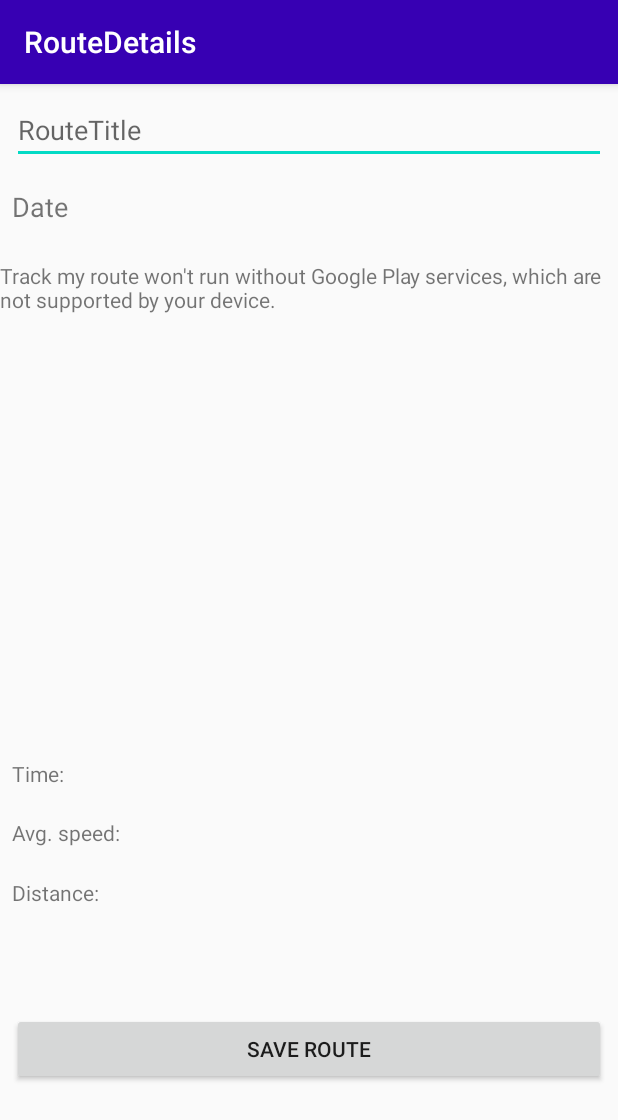
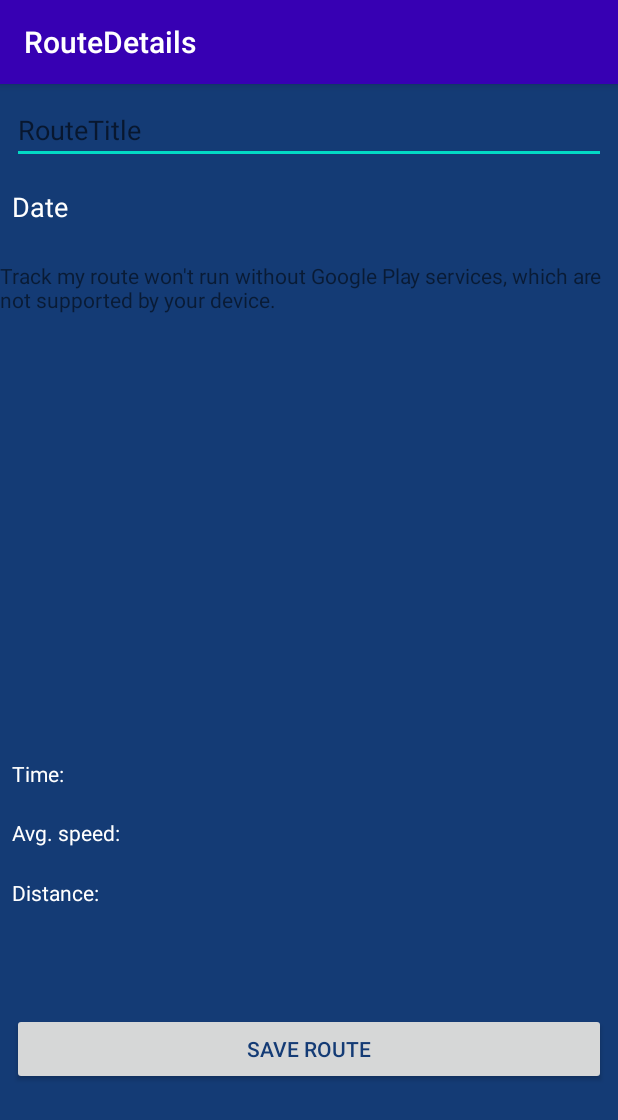
Before and after one commit to danijelLoc/Track-my-route-Android, an Android app: the RouteDetails screen opened directly, with no data from a screen before it, on a phone screen of 412 x 824 dp. Shown: the top 1120 px of the screen. Run offline under Robolectric (Android 15) with nearby library versions, the phone set to English and light mode, and no system bars; libraries missing offline, so code that uses them is left out: com.google.maps.android, com.google.maps.model.

Commit message:
color and add button change

```diff
--- a/app/src/main/res/layout/activity_newroute.xml
+++ b/app/src/main/res/layout/activity_newroute.xml
@@ -4,8 +4,9 @@
     xmlns:tools="http://schemas.android.com/tools"
     android:layout_width="match_parent"
     android:layout_height="match_parent"
+    android:background="#143B75"
     android:backgroundTintMode="add"
-    android:foregroundTint="#FFFFFF"
+    android:foregroundTint="#143B75"
     android:foregroundTintMode="add">
 
 
@@ -108,6 +109,7 @@
         android:layout_marginStart="68dp"
         android:layout_marginTop="440dp"
         android:text="00:00:00"
+        android:textColor="#FFFFFF"
         app:layout_constraintStart_toStartOf="parent"
         app:layout_constraintTop_toTopOf="parent" />
 
@@ -120,6 +122,7 @@
         android:layout_marginTop="440dp"
         android:layout_marginEnd="35dp"
         android:text="    0.00 km/h"
+        android:textColor="#FFFFFF"
         app:layout_constraintEnd_toStartOf="@+id/distanceTextView"
         app:layout_constraintHorizontal_bias="0.285"
         app:layout_constraintStart_toEndOf="@+id/durationTextView"
@@ -133,6 +136,7 @@
         android:layout_marginEnd="60dp"
         android:digits="4"
         android:text="      0 m"
+        android:textColor="#FFFFFF"
         app:layout_constraintEnd_toEndOf="parent"
         app:layout_constraintTop_toTopOf="parent" />
 
--- a/app/src/main/res/layout/activity_route_details.xml
+++ b/app/src/main/res/layout/activity_route_details.xml
@@ -4,6 +4,7 @@
     xmlns:tools="http://schemas.android.com/tools"
     android:layout_width="match_parent"
     android:layout_height="match_parent"
+    android:background="#143B75"
     tools:context=".ui.routes.RouteDetails">
 
 
@@ -17,6 +18,7 @@
         android:ems="10"
         android:hint="RouteTitle"
         android:inputType="textPersonName"
+        android:textColor="#FFFFFF"
         app:layout_constraintEnd_toEndOf="parent"
         app:layout_constraintStart_toStartOf="parent"
         app:layout_constraintTop_toTopOf="parent" />
@@ -29,6 +31,7 @@
         android:layout_marginTop="16dp"
         android:layout_marginEnd="8dp"
         android:text="Date"
+        android:textColor="#FFFFFF"
         android:textSize="18sp"
         app:layout_constraintEnd_toEndOf="parent"
         app:layout_constraintHorizontal_bias="0.0"
@@ -61,21 +64,24 @@
             android:layout_width="match_parent"
             android:layout_height="wrap_content"
             android:layout_weight="1"
-            android:text="Time:" />
+            android:text="Time:"
+            android:textColor="#FFFFFF" />
 
         <TextView
             android:id="@+id/speedTextView"
             android:layout_width="match_parent"
             android:layout_height="wrap_content"
             android:layout_weight="1"
-            android:text="Avg. speed:" />
+            android:text="Avg. speed:"
+            android:textColor="#FFFFFF" />
 
         <TextView
             android:id="@+id/distanceTextView"
             android:layout_width="match_parent"
             android:layout_height="wrap_content"
             android:layout_weight="1"
-            android:text="Distance:" />
+            android:text="Distance:"
+            android:textColor="#FFFFFF" />
     </LinearLayout>
 
     <Button
@@ -86,6 +92,7 @@
         android:layout_marginTop="50dp"
         android:layout_marginEnd="8dp"
         android:text="Save route"
+        android:textColor="#143B75"
         app:layout_constraintEnd_toEndOf="parent"
         app:layout_constraintStart_toStartOf="parent"
         app:layout_constraintTop_toBottomOf="@+id/detailsLinearLayout" />
--- a/app/src/main/res/layout/route_list_element.xml
+++ b/app/src/main/res/layout/route_list_element.xml
@@ -3,7 +3,9 @@
     xmlns:app="http://schemas.android.com/apk/res-auto"
     xmlns:tools="http://schemas.android.com/tools"
     android:layout_width="match_parent"
-              android:layout_height="wrap_content" android:orientation="vertical">
+    android:layout_height="wrap_content"
+    android:background="#FFFFFF"
+    android:orientation="vertical">
 
     <androidx.constraintlayout.widget.ConstraintLayout
         android:layout_width="match_parent"
```
Also changed, not shown: app/src/main/res/layout/activity_route_list.xml (+9 -4 lines). Lines whose indentation alone changed are shown as unchanged.
